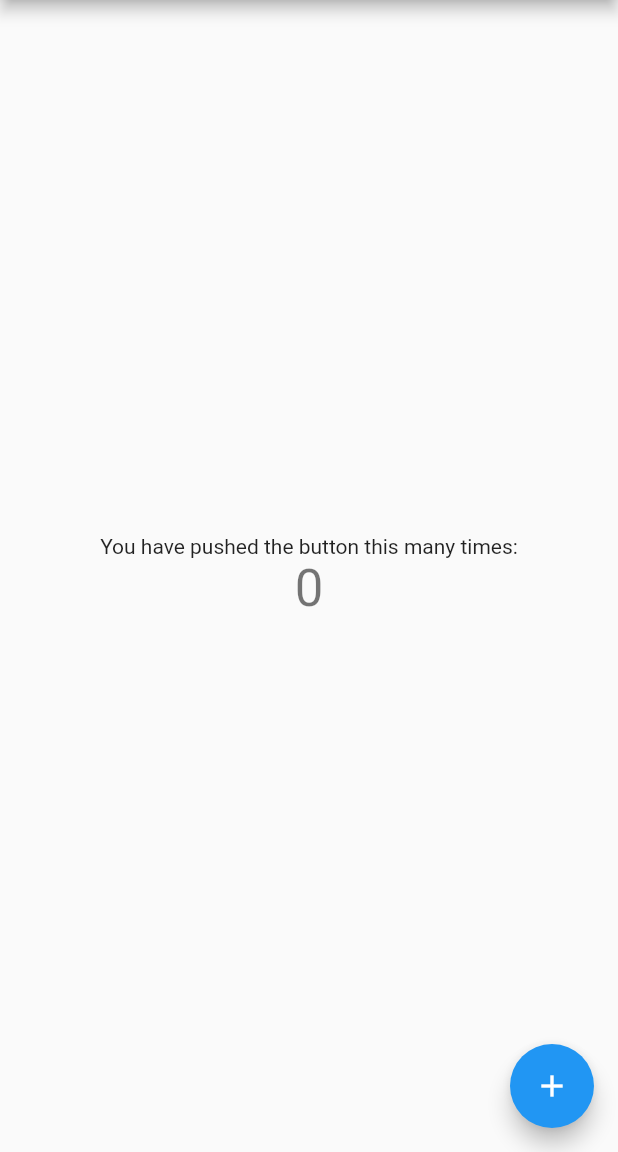
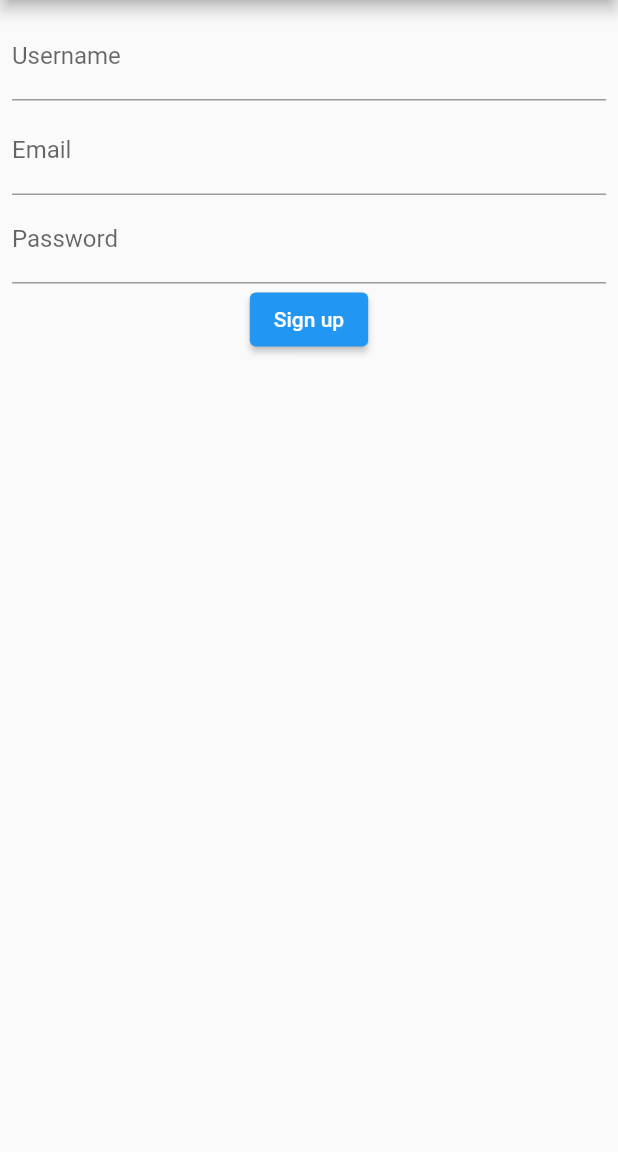
Before and after one commit to pranaypatel512/MobxFormPractice, a Flutter app: the screen it shows after launch, on a phone screen of 412 x 824 dp, the part 84-1236 px from its top. Run offline on Flutter 3.47's test engine with Material 2 defaults, Android fonts, the phone set to English and light mode, and no system bars; our stand-ins replace flutter_mobx, mobx, validators; generated files the repository leaves out were written again.

Commit message:
:tada: bind form store with ui widgets

```diff
--- a/lib/main.dart
+++ b/lib/main.dart
@@ -1,4 +1,7 @@
 import 'package:flutter/material.dart';
+
+import 'form_store.dart';
+import 'package:flutter_mobx/flutter_mobx.dart';
 
 void main() {
   runApp(const MyApp());
@@ -48,68 +51,71 @@ class MyHomePage extends StatefulWidget {
 }
 
 class _MyHomePageState extends State<MyHomePage> {
-  int _counter = 0;
+  final FormStore store = FormStore();
 
-  void _incrementCounter() {
-    setState(() {
-      // This call to setState tells the Flutter framework that something has
-      // changed in this State, which causes it to rerun the build method below
-      // so that the display can reflect the updated values. If we changed
-      // _counter without calling setState(), then the build method would not be
-      // called again, and so nothing would appear to happen.
-      _counter++;
-    });
+  @override
+  void initState(){
+    super.initState();
+    store.setUpValidators();
+  }
+  @override
+  void dispose() {
+    store.dispose();
+    super.dispose();
   }
 
   @override
   Widget build(BuildContext context) {
-    // This method is rerun every time setState is called, for instance as done
-    // by the _incrementCounter method above.
-    //
-    // The Flutter framework has been optimized to make rerunning build methods
-    // fast, so that you can just rebuild anything that needs updating rather
-    // than having to individually change instances of widgets.
+
     return Scaffold(
       appBar: AppBar(
-        // Here we take the value from the MyHomePage object that was created by
-        // the App.build method, and use it to set our appbar title.
         title: Text(widget.title),
       ),
-      body: Center(
-        // Center is a layout widget. It takes a single child and positions it
-        // in the middle of the parent.
+      body: Form(
+        child: Padding(
+          padding: const EdgeInsets.all(8),
           child: Column(
-          // Column is also a layout widget. It takes a list of children and
-          // arranges them vertically. By default, it sizes itself to fit its
-          // children horizontally, and tries to be as tall as its parent.
-          //
-          // Invoke "debug painting" (press "p" in the console, choose the
-          // "Toggle Debug Paint" action from the Flutter Inspector in Android
-          // Studio, or the "Toggle Debug Paint" command in Visual Studio Code)
-          // to see the wireframe for each widget.
-          //
-          // Column has various properties to control how it sizes itself and
-          // how it positions its children. Here we use mainAxisAlignment to
-          // center the children vertically; the main axis here is the vertical
-          // axis because Columns are vertical (the cross axis would be
-          // horizontal).
-          mainAxisAlignment: MainAxisAlignment.center,
             children: <Widget>[
-            const Text(
-              'You have pushed the button this many times:',
+              Observer(
+                builder: (_) => TextField(
+                  onChanged: (value) => store.name = value,
+                  decoration: InputDecoration(
+                      labelText: 'Username',
+                      hintText: 'Pick a username',
+                      errorText: store.error.username),
                 ),
-            Text(
-              '$_counter',
-              style: Theme.of(context).textTheme.headline4,
               ),
+              Observer(
+                  builder: (_) => AnimatedOpacity(
+                      duration: const Duration(milliseconds: 300),
+                      opacity: store.isUserCheckPending ? 1 : 0,
+                      child: const LinearProgressIndicator())),
+              Observer(
+                builder: (_) => TextField(
+                  onChanged: (value) => store.email = value,
+                  decoration: InputDecoration(
+                      labelText: 'Email',
+                      hintText: 'Enter your email address',
+                      errorText: store.error.email),
+                ),
+              ),
+              Observer(
+                builder: (_) => TextField(
+                  onChanged: (value) => store.password = value,
+                  decoration: InputDecoration(
+                      labelText: 'Password',
+                      hintText: 'Set a password',
+                      errorText: store.error.password),
+                ),
+              ),
+              ElevatedButton(
+                onPressed: store.validateAll,
+                child: const Text('Sign up'),
+              )
             ],
           ),
         ),
-      floatingActionButton: FloatingActionButton(
-        onPressed: _incrementCounter,
-        tooltip: 'Increment',
-        child: const Icon(Icons.add),
-      ), // This trailing comma makes auto-formatting nicer for build methods.
+      )
     );
   }
 }
```
Also changed, not shown: lib/form_store.dart (+28 -0 lines). Lines whose indentation alone changed are shown as unchanged.
